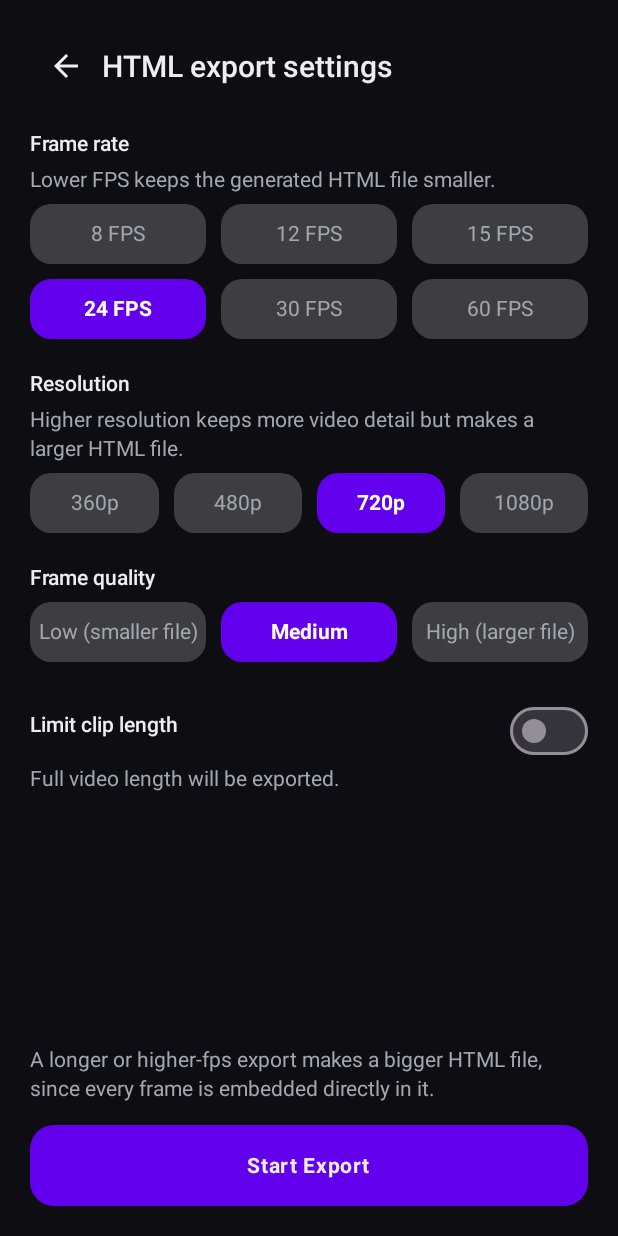
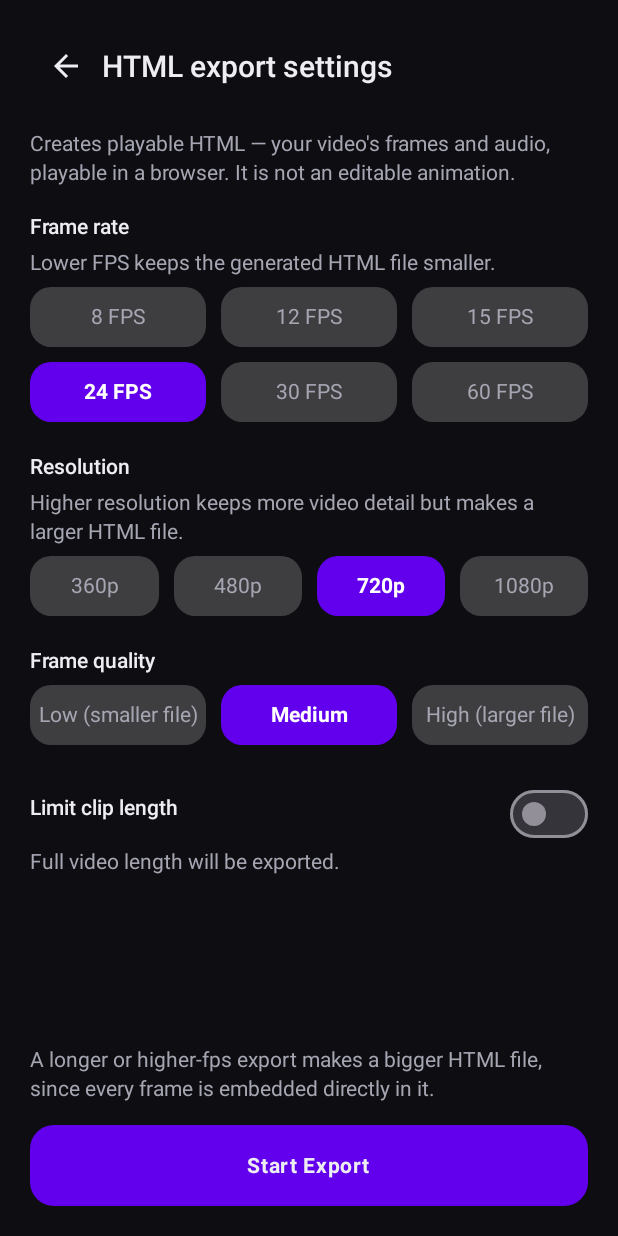
Before and after one commit to ToolBari/AnimationStudio, an Android app built with Jetpack Compose: the VideoToHtmlConfigScreen screen opened through its navigation route, on a phone screen of 412 x 824 dp. Run offline under Robolectric (Android 15) with nearby library versions, the phone set to English and light mode, and no system bars; libraries missing offline, so code that uses them is left out: com.arthenica.ffmpegkit.

Commit message:
Fix: honest label on Video-to-HTML settings screen (FIX_SPEC v2)

```diff
--- a/app/src/main/java/com/din/htmltomp4/ui/screens/VideoToHtmlConfigScreen.kt
+++ b/app/src/main/java/com/din/htmltomp4/ui/screens/VideoToHtmlConfigScreen.kt
@@ -47,6 +47,17 @@ fun VideoToHtmlConfigScreen(
         }
 
         Spacer(Modifier.height(20.dp))
+
+        // Honest labelling per FIX_SPEC: the export embeds the video's frames
+        // and audio into a file that plays in a browser. It is NOT an editable
+        // animation — label it "playable HTML", never an animation.
+        Text(
+            "Creates playable HTML — your video's frames and audio, playable in a browser. It is not an editable animation.",
+            style = MaterialTheme.typography.bodyMedium,
+            modifier = Modifier.padding(bottom = 4.dp)
+        )
+
+        Spacer(Modifier.height(16.dp))
 
         SectionLabel("Frame rate")
         Text(
```
